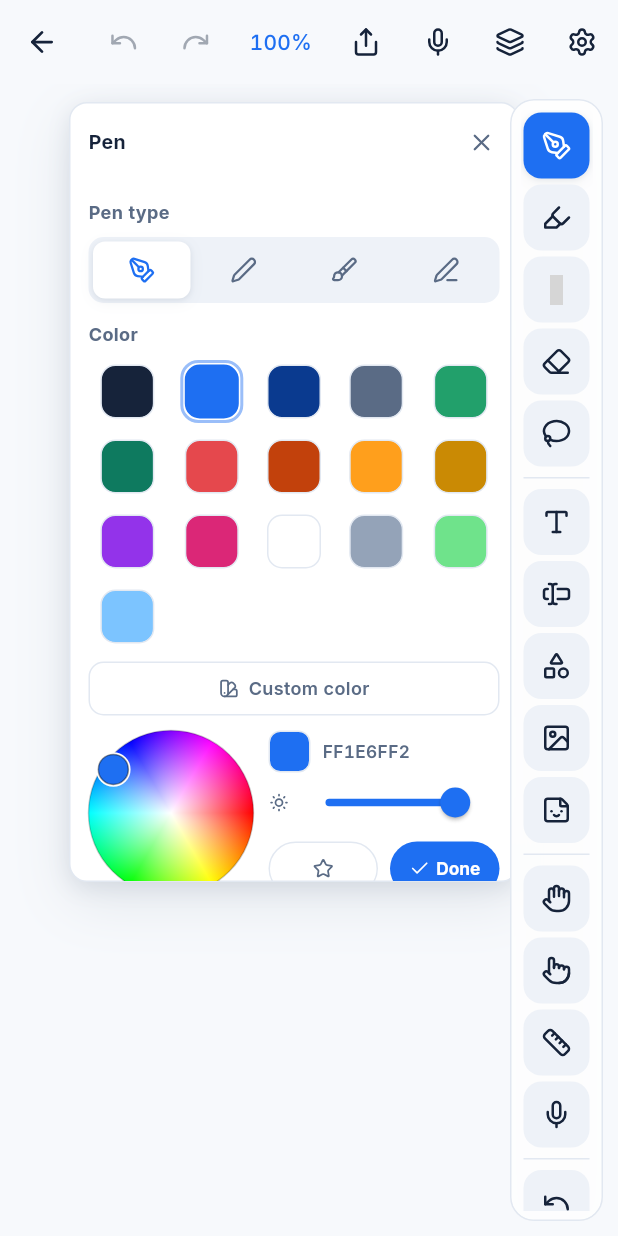
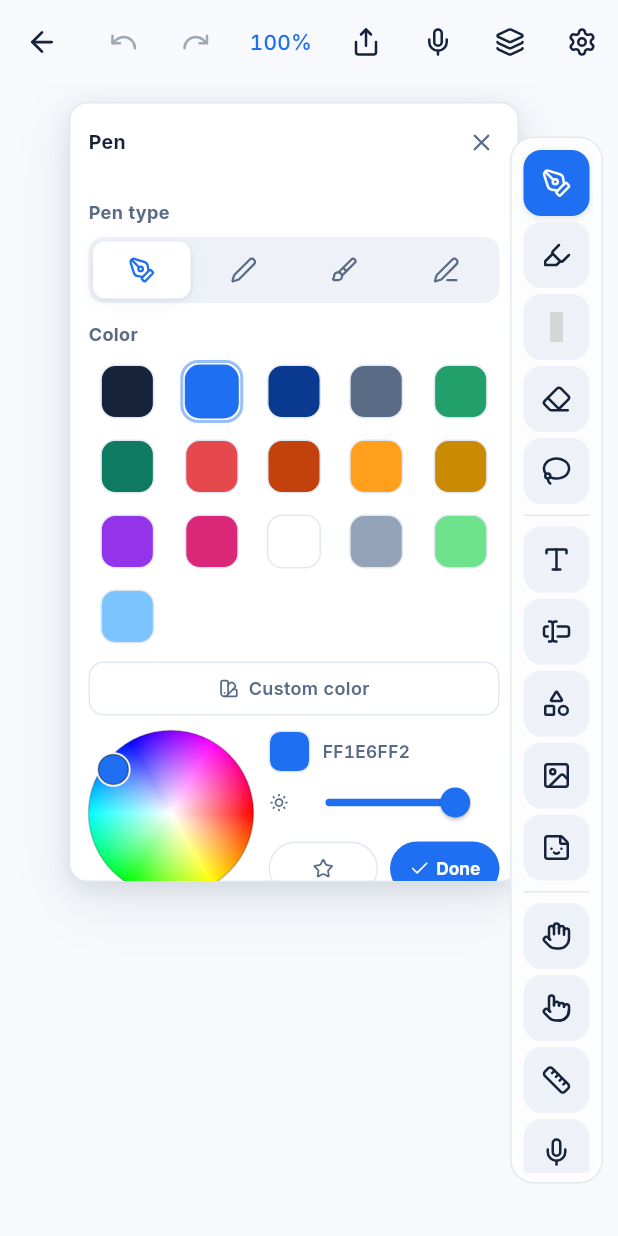
Before and after one commit to ahmedhaidr999-droid/nanote-native, a Flutter app: the DocumentWorkspace screen opened directly with empty values, after a tap on an icon or button, on a phone screen of 412 x 824 dp. Run offline on Flutter 3.47's test engine with Material 3 defaults, Android fonts, the phone set to English and light mode, and no system bars; our stand-ins replace audioplayers, file_picker, flutter_lucide, isar, pdf, share_plus; missing offline and left inert: pdfx, perfect_freehand, record; accounts and stored records are empty; generated files the repository leaves out were written again; key blocks and very long unbroken strings in the code were emptied for the run; grey boxes are pictures that could not be loaded.

Commit message:
fix(rail): replace Flex-less Flexible with height-capped ConstrainedBox — the release-mode gray screen (type 'BoxParentData' is not a subtype of 'FlexParentData' on every workspace build)

```diff
--- a/lib/src/workspace/tool_rail.dart
+++ b/lib/src/workspace/tool_rail.dart
@@ -197,7 +197,21 @@ class _ToolRailState extends State<ToolRail> {
         widget.ruler,
         SettingsController.I,
       ]),
-      builder: (context, _) => Flexible(
+      // GRAY-SCREEN FIX (v2.5.2): this capsule sits inside
+      // Align > SafeArea > Container — there is NO Flex ancestor, so the
+      // old `Flexible` wrapper threw
+      // "type 'BoxParentData' is not a subtype of 'FlexParentData'"
+      // on EVERY build in RELEASE mode (asserts hide it in debug), which
+      // replaced most of the workspace with the gray release ErrorWidget.
+      // Cap the scroll height to the viewport instead — long rails
+      // scroll exactly like before, without needing a Flex parent.
+      builder: (context, _) {
+        final safe = MediaQuery.paddingOf(context);
+        final maxH = MediaQuery.sizeOf(context).height -
+            safe.vertical -
+            140; // app bar + capsule padding + dock margins
+        return ConstrainedBox(
+          constraints: BoxConstraints(maxHeight: maxH < 120 ? 120 : maxH),
           child: SingleChildScrollView(
             child: Column(
               mainAxisSize: MainAxisSize.min,
@@ -214,7 +228,8 @@ class _ToolRailState extends State<ToolRail> {
               ],
             ),
           ),
-      ),
+        );
+      },
     );
   }
 
```
Lines whose indentation alone changed are shown as unchanged.
